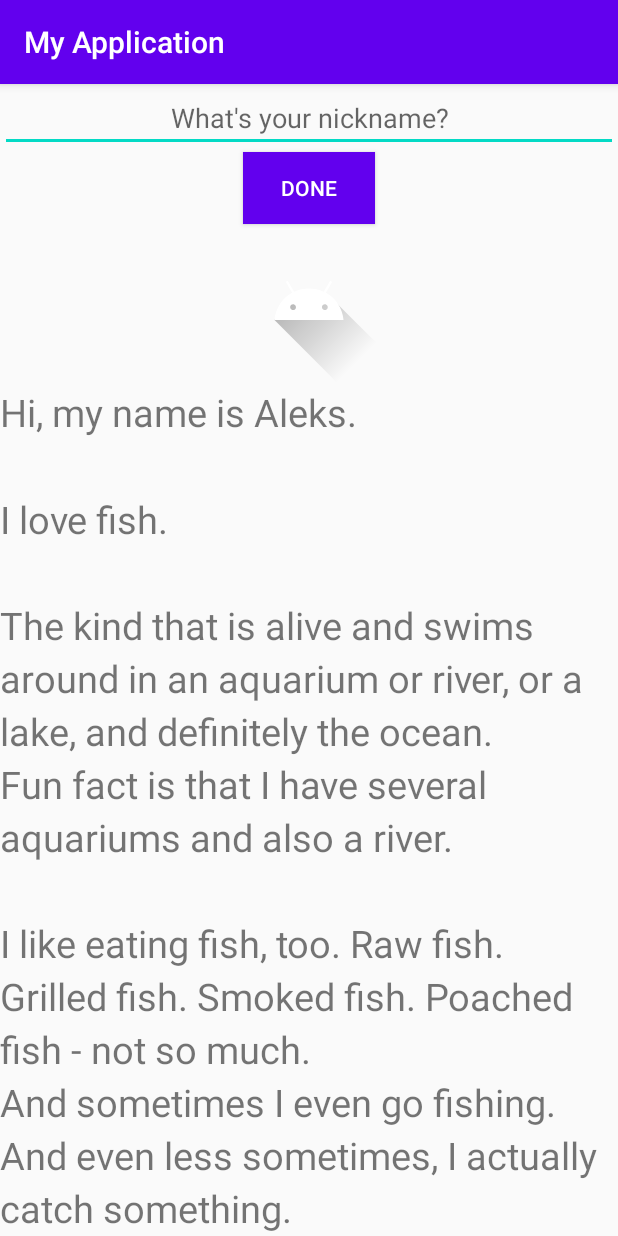
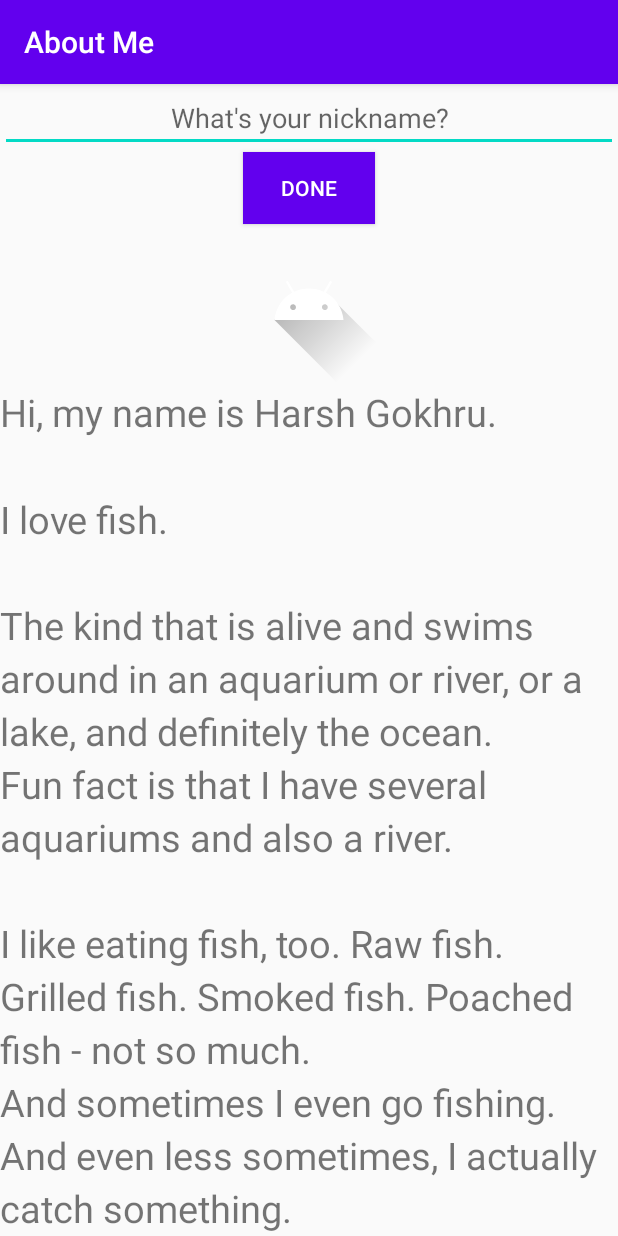
Before and after one commit to hgokhru101/About-Me, an Android app: the screen it shows after launch (MainActivity), on a phone screen of 412 x 824 dp. Run offline under Robolectric (Android 15) with nearby library versions, the phone set to English and light mode, and no system bars.

Commit message:
App name changed

```diff
--- a/app/src/main/res/values/strings.xml
+++ b/app/src/main/res/values/strings.xml
@@ -1,7 +1,7 @@
 <resources>
-    <string name="app_name">My Application</string>
+    <string name="app_name">About Me</string>
     <string name="harsh">Harsh</string>
-    <string name="bio">Hi, my name is Aleks.
+    <string name="bio">Hi, my name is Harsh Gokhru.
 \n\nI love fish.
 \n\nThe kind that is alive and swims around in an aquarium or river, or a lake, and definitely the ocean.
 \nFun fact is that I have several aquariums and also a river.
```
